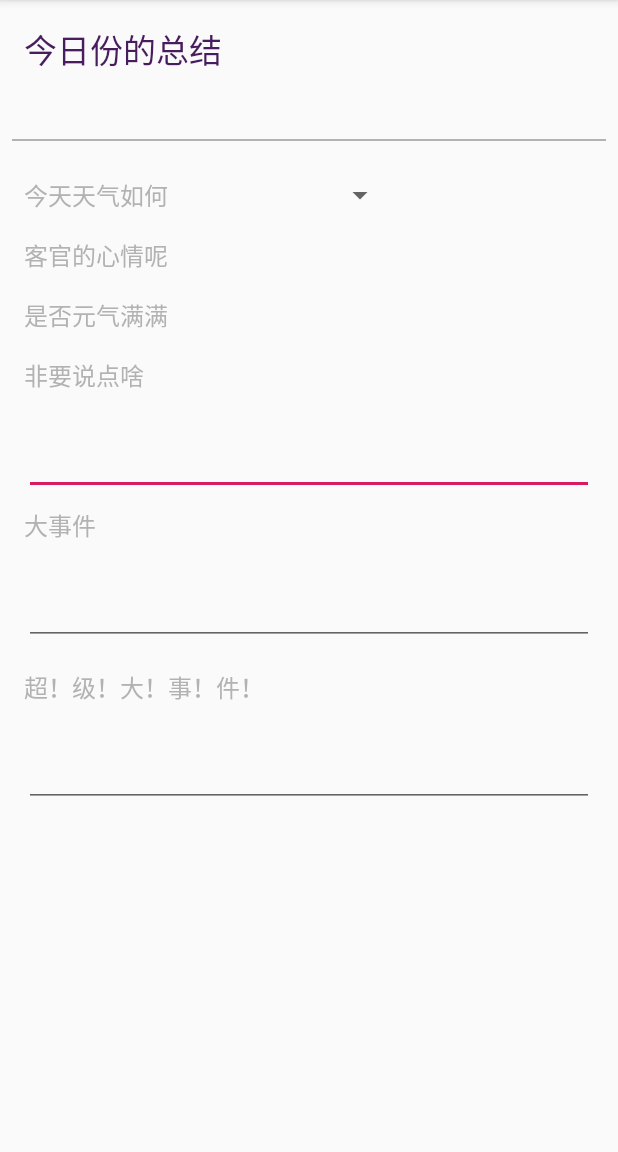
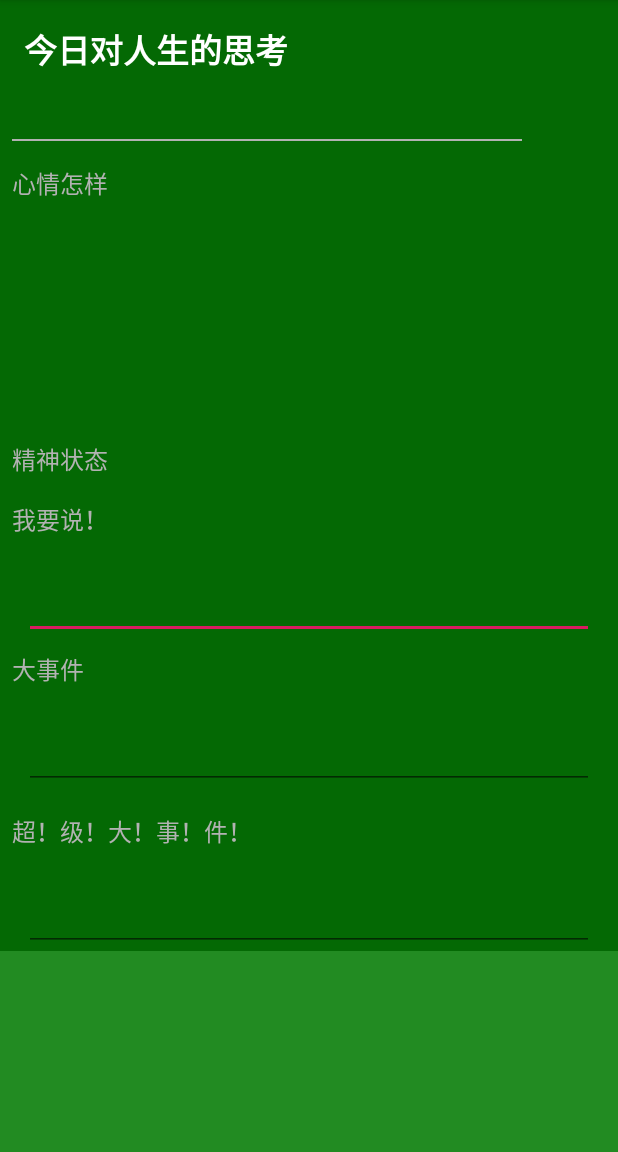
Before and after one commit to Rainwanders/lazy-diary, an Android app: the fragment WriteDiaryFragment shown on its own in the app's theme, on a phone screen of 412 x 824 dp, the part 84-1236 px from its top. Run offline under Robolectric (Android 15) with nearby library versions, the phone set to English and light mode, and no system bars.

Commit message:
feat: 完善项目的结构；

```diff
--- a/app/build.gradle
+++ b/app/build.gradle
@@ -6,7 +6,7 @@ android {
     compileSdkVersion 28
     defaultConfig {
         applicationId "com.rifle.simple_diary"
-        minSdkVersion 15
+        minSdkVersion 19
         targetSdkVersion 28
         versionCode 1
         versionName "1.0"
@@ -32,6 +32,7 @@ dependencies {
     implementation 'com.google.code.gson:gson:2.8.2'
     implementation 'com.squareup.okhttp3:logging-interceptor:3.4.1'
     implementation 'com.github.notice501:coolMenu:v1.2'
+    implementation 'com.github.Yalantis:Context-Menu.Android:1.1.4'
 
     testImplementation 'junit:junit:4.12'
     androidTestImplementation 'com.android.support.test:runner:1.0.2'
--- a/app/src/main/java/com/rifle/lazy_diary/ui/activity/Main2Activity.kt
+++ b/app/src/main/java/com/rifle/lazy_diary/ui/activity/Main2Activity.kt
@@ -5,6 +5,7 @@ import android.support.v4.app.FragmentPagerAdapter
 import com.rifle.lazy_diary.R
 import com.rifle.lazy_diary.ui.base.BaseActivity
 import com.rifle.lazy_diary.ui.fragment.Test
+import com.rifle.lazy_diary.ui.fragment.WriteDiaryFragment
 import kotlinx.android.synthetic.main.activity_main2.*
 
 class Main2Activity : BaseActivity() {
@@ -34,7 +35,7 @@ class Main2Activity : BaseActivity() {
 
     private fun setAdapter() {
         val fragmentList = ArrayList<Fragment>()
-        fragmentList.add(Test().getInstance(R.drawable.icon_activity))
+        fragmentList.add(WriteDiaryFragment())
         fragmentList.add(Test().getInstance(R.drawable.icon_brush))
         fragmentList.add(Test().getInstance(R.drawable.icon_collection))
         fragmentList.add(Test().getInstance(R.drawable.icon_flag_purple))
--- a/app/src/main/java/com/rifle/lazy_diary/ui/fragment/Test.kt
+++ b/app/src/main/java/com/rifle/lazy_diary/ui/fragment/Test.kt
@@ -2,15 +2,11 @@ package com.rifle.lazy_diary.ui.fragment
 
 import android.graphics.Bitmap
 import android.os.Bundle
-import android.os.Handler
-import android.view.View
-import android.widget.ImageView
 import com.rifle.lazy_diary.R
 import com.rifle.lazy_diary.ui.base.BaseFragment
 import kotlinx.android.synthetic.main.fragment_test.*
-import yalantis.com.sidemenu.interfaces.ScreenShotable
 
-class Test : BaseFragment(), ScreenShotable {
+class Test : BaseFragment() {
     private val bitmap: Bitmap? = null
 
     fun getInstance(res: Int) : Test{
@@ -34,12 +30,4 @@ class Test : BaseFragment(), ScreenShotable {
     }
 
 
-
-    override fun getBitmap(): Bitmap {
-        return bitmap!!
-    }
-
-    override fun takeScreenShot() {
-
-    }
 }
--- a/app/src/main/java/com/rifle/lazy_diary/ui/fragment/WriteDiaryFragment.kt
+++ b/app/src/main/java/com/rifle/lazy_diary/ui/fragment/WriteDiaryFragment.kt
@@ -1,27 +1,17 @@
 package com.rifle.lazy_diary.ui.fragment
 
-import android.graphics.Bitmap
 import com.rifle.lazy_diary.R
 import com.rifle.lazy_diary.ui.base.BaseFragment
-import kotlinx.android.synthetic.main.fragment_write_diary.*
-import yalantis.com.sidemenu.interfaces.ScreenShotable
 
-class WriteDiaryFragment : BaseFragment(), ScreenShotable {
-    private val bitmap: Bitmap? = null
+class WriteDiaryFragment : BaseFragment() {
 
     override fun setLayout(): Int {
         return R.layout.fragment_write_diary
     }
 
-    override fun getBitmap(): Bitmap {
-        return bitmap!!
-    }
-
-    override fun takeScreenShot() {
+    override fun initView() {
 
     }
 
-    override fun initView() {
 
-    }
 }
--- /dev/null
+++ b/app/src/main/res/drawable/option_select.xml
@@ -0,0 +1,10 @@
+<?xml version="1.0" encoding="utf-8"?>
+<shape xmlns:android="http://schemas.android.com/apk/res/android"
+    android:shape="rectangle">
+
+    <corners android:radius="8dp" />
+    <stroke
+        android:color="@color/green_select"
+        android:width="2dp" />
+
+</shape>
--- /dev/null
+++ b/app/src/main/res/drawable/option_unselect.xml
@@ -0,0 +1,10 @@
+<?xml version="1.0" encoding="utf-8"?>
+<shape xmlns:android="http://schemas.android.com/apk/res/android"
+    android:shape="rectangle">
+
+    <corners android:radius="8dp" />
+    <stroke
+        android:color="@color/white"
+        android:width="2dp" />
+
+</shape>
--- a/app/src/main/res/layout/fragment_write_diary.xml
+++ b/app/src/main/res/layout/fragment_write_diary.xml
@@ -10,11 +10,13 @@
     <android.support.v4.widget.NestedScrollView
         android:layout_width="match_parent"
         android:layout_height="0dp"
-        android:layout_weight="1">
+        android:layout_weight="1"
+        android:background="@color/green_select">
 
         <android.support.constraint.ConstraintLayout
             android:layout_width="match_parent"
-            android:layout_height="wrap_content">
+            android:layout_height="wrap_content"
+            android:background="@color/green_dark">
 
             <TextView
                 android:id="@+id/textView2"
@@ -23,9 +25,10 @@
                 android:layout_marginStart="16dp"
                 android:layout_marginLeft="16dp"
                 android:layout_marginTop="16dp"
-                android:text="今日份的总结"
+                android:text="今日对人生的思考"
+                android:textColor="@color/white"
                 android:textSize="22sp"
-                android:textColor="@color/purple"
+                android:textStyle="bold"
                 app:layout_constraintStart_toStartOf="parent"
                 app:layout_constraintTop_toTopOf="parent" />
 
@@ -36,10 +39,10 @@
                 android:layout_marginStart="16dp"
                 android:layout_marginLeft="16dp"
                 android:layout_marginTop="8dp"
-                tools:text="2019年2月20日09:11:31"
                 android:textColor="@color/gray"
                 app:layout_constraintStart_toStartOf="parent"
-                app:layout_constraintTop_toBottomOf="@+id/textView2" />
+                app:layout_constraintTop_toBottomOf="@+id/textView2"
+                tools:text="2019年2月20日09:11:31" />
 
             <TextView
                 android:id="@+id/textView4"
@@ -48,67 +51,42 @@
                 android:layout_marginStart="8dp"
                 android:layout_marginLeft="8dp"
                 android:layout_marginTop="16dp"
-                android:layout_marginEnd="8dp"
-                android:layout_marginRight="8dp"
+                android:layout_marginEnd="64dp"
+                android:layout_marginRight="64dp"
                 android:background="@color/light_gray"
                 app:layout_constraintEnd_toEndOf="parent"
                 app:layout_constraintStart_toStartOf="parent"
                 app:layout_constraintTop_toBottomOf="@+id/textView3" />
 
             <TextView
-                android:id="@+id/textView5"
-                android:layout_width="wrap_content"
+                android:id="@+id/textView6"
+                style="@style/ItemList"
+                android:layout_width="0dp"
                 android:layout_height="wrap_content"
-                android:layout_marginStart="16dp"
-                android:layout_marginLeft="16dp"
-                android:layout_marginTop="24dp"
-                android:text="今天天气如何"
-                style="@style/ItemList"
+                android:layout_marginStart="8dp"
+                android:layout_marginTop="16dp"
+                android:text="心情怎样"
                 app:layout_constraintStart_toStartOf="parent"
                 app:layout_constraintTop_toBottomOf="@+id/textView4" />
 
-            <Spinner
-                android:id="@+id/spinner"
-                android:layout_width="120dp"
-                android:layout_height="wrap_content"
-                android:layout_marginStart="32dp"
-                android:layout_marginLeft="32dp"
-                app:layout_constraintBottom_toBottomOf="@+id/textView5"
-                app:layout_constraintStart_toEndOf="@+id/textView5"
-                app:layout_constraintTop_toTopOf="@+id/textView5" />
-
-            <TextView
-                android:id="@+id/textView6"
-                android:layout_width="0dp"
-                android:layout_height="wrap_content"
-                android:layout_marginTop="16dp"
-                android:text="客官的心情呢"
-                style="@style/ItemList"
-                app:layout_constraintEnd_toEndOf="@+id/textView5"
-                app:layout_constraintStart_toStartOf="@+id/textView5"
-                app:layout_constraintTop_toBottomOf="@+id/textView5" />
-
             <TextView
                 android:id="@+id/textView7"
+                style="@style/ItemList"
                 android:layout_width="96dp"
                 android:layout_height="wrap_content"
-                android:layout_marginTop="16dp"
-                android:text="是否元气满满"
-                style="@style/ItemList"
-                app:layout_constraintEnd_toEndOf="@+id/textView6"
+                android:layout_marginTop="160dp"
+                android:text="精神状态"
                 app:layout_constraintStart_toStartOf="@+id/textView6"
                 app:layout_constraintTop_toBottomOf="@+id/textView6" />
 
             <TextView
                 android:id="@+id/textView8"
+                style="@style/ItemList"
                 android:layout_width="0dp"
                 android:layout_height="wrap_content"
                 android:layout_marginTop="16dp"
-                android:text="非要说点啥"
-                style="@style/ItemList"
-                app:layout_constraintEnd_toEndOf="@+id/textView5"
-                app:layout_constraintHorizontal_bias="0.0"
-                app:layout_constraintStart_toStartOf="@+id/textView5"
+                android:text="我要说！"
+                app:layout_constraintStart_toStartOf="@+id/textView7"
                 app:layout_constraintTop_toBottomOf="@+id/textView7" />
 
             <TextView
@@ -118,7 +96,7 @@
                 android:layout_height="wrap_content"
                 android:layout_marginTop="8dp"
                 android:text="大事件"
-                app:layout_constraintStart_toStartOf="@+id/textView5"
+                app:layout_constraintStart_toStartOf="@+id/textView8"
                 app:layout_constraintTop_toBottomOf="@+id/editText" />
 
             <TextView
@@ -128,7 +106,7 @@
                 android:layout_height="wrap_content"
                 android:layout_marginTop="16dp"
                 android:text="超！级！大！事！件！"
-                app:layout_constraintStart_toStartOf="@+id/textView5"
+                app:layout_constraintStart_toStartOf="@+id/textView9"
                 app:layout_constraintTop_toBottomOf="@+id/editText2" />
 
             <EditText
@@ -175,16 +153,6 @@
                 app:layout_constraintStart_toStartOf="parent"
                 app:layout_constraintTop_toBottomOf="@+id/textView10" />
 
-            <ImageView
-                android:id="@+id/image_content"
-                android:layout_width="50dp"
-                android:layout_height="50dp"
-                android:layout_marginTop="16dp"
-                android:layout_marginEnd="16dp"
-                android:layout_marginRight="16dp"
-                app:layout_constraintEnd_toEndOf="parent"
-                app:layout_constraintTop_toBottomOf="@+id/textView4"
-                tools:srcCompat="@tools:sample/avatars[2]" />
         </android.support.constraint.ConstraintLayout>
     </android.support.v4.widget.NestedScrollView>
 
--- a/app/src/main/res/values/colors.xml
+++ b/app/src/main/res/values/colors.xml
@@ -10,4 +10,6 @@
     <color name="purple">#481D5D</color>
     <color name="gray">#8d8d8d</color>
     <color name="light_gray">#B2B2B2</color>
+    <color name="green_select">#228B22</color>
+    <color name="green_dark">#046904</color>
 </resources>
```
